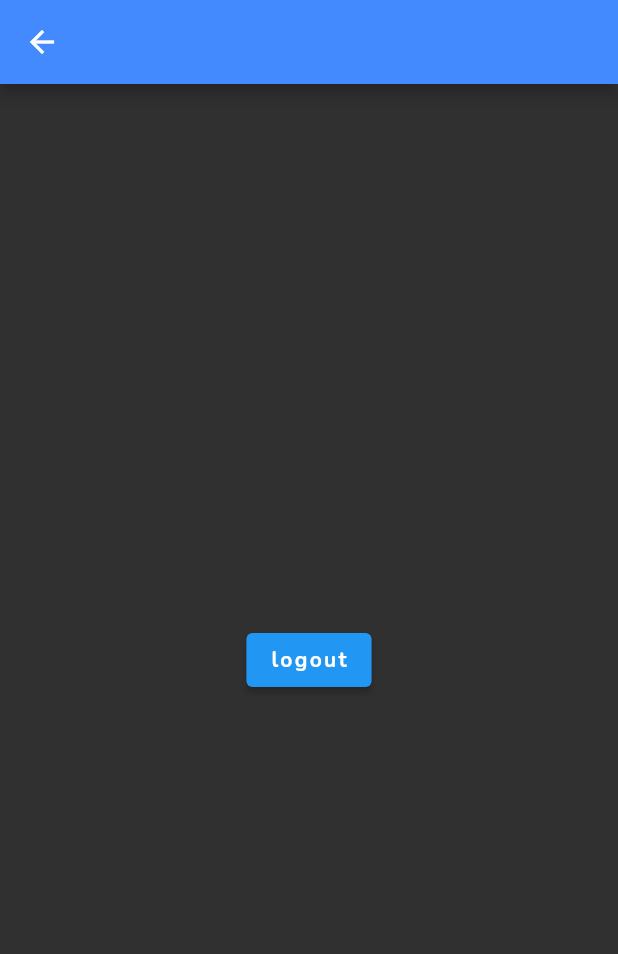
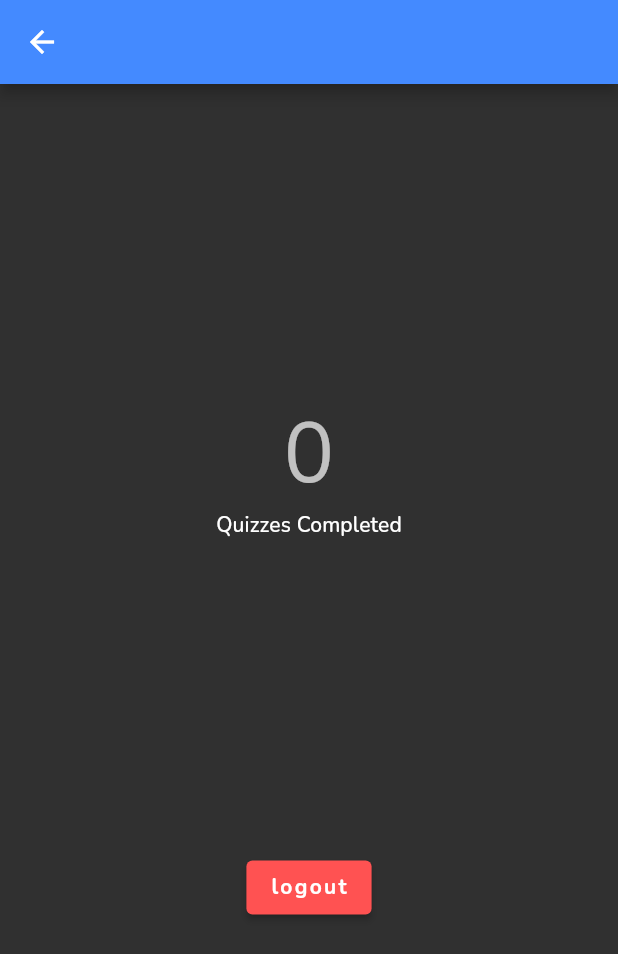
Before and after one commit to Umid0vic/quizapp, a Flutter app: the screen it shows once a user with an empty profile is signed in, after a tap on an icon or button, on a phone screen of 412 x 824 dp. Shown: the top 954 px of the screen. Run offline on Flutter 3.47's test engine with Material 2 defaults, Android fonts, the phone set to English and light mode, and no system bars; our stand-ins replace cloud_firestore, firebase_auth, firebase_core, font_awesome_flutter, google_fonts, google_sign_in and 1 more; accounts and stored records are empty; network calls fail.

Commit message:
working with google sign in

```diff
--- a/lib/screens/login/login.dart
+++ b/lib/screens/login/login.dart
@@ -14,14 +14,25 @@ class LoginScreen extends StatelessWidget {
           crossAxisAlignment: CrossAxisAlignment.stretch,
           mainAxisAlignment: MainAxisAlignment.spaceEvenly,
           children: [
+            const Spacer(),
             const FlutterLogo(
               size: 150,
             ),
+            const Spacer(),
             LoginButton(
-              icon: FontAwesomeIcons.userNinja,
-              text: 'Continue as Guest',
-              loginMethod: AuthService().anonLogin,
-              color: Colors.deepPurple,
+              text: 'Sign in with Google',
+              icon: FontAwesomeIcons.google,
+              color: Colors.blue,
+              loginMethod: AuthService().googleLogin,
+            ),
+            Padding(
+              padding: const EdgeInsets.only(top: 15),
+              child: LoginButton(
+                text: 'Continue as Guest',
+                icon: FontAwesomeIcons.userNinja,
+                loginMethod: AuthService().anonLogin,
+                color: Colors.deepPurple,
+              ),
             ),
           ],
         ),
--- a/lib/screens/profile/profile.dart
+++ b/lib/screens/profile/profile.dart
@@ -1,4 +1,5 @@
 import 'package:flutter/material.dart';
+import 'package:provider/provider.dart';
 import 'package:quizapp/services/services.dart';
 import 'package:quizapp/shared/shared.dart';
 
@@ -12,6 +13,7 @@ class ProfileScreen extends StatefulWidget {
 class _ProfileScreenState extends State<ProfileScreen> {
   @override
   Widget build(BuildContext context) {
+    var report = Provider.of<Report>(context);
     var user = AuthService().user;
 
     if (user != null) {
@@ -21,7 +23,21 @@ class _ProfileScreenState extends State<ProfileScreen> {
           title: Text(user.displayName ?? 'Guest'),
         ),
         body: Center(
-          child: ElevatedButton(
+          child: Column(
+            mainAxisAlignment: MainAxisAlignment.spaceEvenly,
+            crossAxisAlignment: CrossAxisAlignment.center,
+            children: [
+              const Spacer(),
+              Text('${report.total}',
+                  style: Theme.of(context).textTheme.headline2),
+              Text('Quizzes Completed',
+                  style: Theme.of(context).textTheme.subtitle2),
+              const Spacer(),
+              ElevatedButton(
+                style: ButtonStyle(
+                  backgroundColor: MaterialStateProperty.all(Colors.redAccent),
+                  overlayColor: MaterialStateProperty.all(Colors.red),
+                ),
                 child: const Text('logout'),
                 onPressed: () async {
                   await AuthService().signOut();
@@ -31,6 +47,9 @@ class _ProfileScreenState extends State<ProfileScreen> {
                   }
                 },
               ),
+              const Spacer(),
+            ],
+          ),
         ),
       );
     } else {
--- a/lib/services/auth.dart
+++ b/lib/services/auth.dart
@@ -1,4 +1,6 @@
 import 'package:firebase_auth/firebase_auth.dart';
+import 'package:google_sign_in/google_sign_in.dart';
+
 
 class AuthService {
   final userStream = FirebaseAuth.instance.authStateChanges();
@@ -13,6 +15,25 @@ class AuthService {
     }
   }
 
+  // Google sign in
+  Future<void> googleLogin() async {
+    try {
+      final googleUser = await GoogleSignIn().signIn();
+
+      if (googleUser == null) return;
+
+      final googleAuth = await googleUser.authentication;
+      final authCredential = GoogleAuthProvider.credential(
+        accessToken: googleAuth.accessToken,
+        idToken: googleAuth.idToken,
+      );
+
+      await FirebaseAuth.instance.signInWithCredential(authCredential);
+    } on FirebaseAuthException catch (_) {
+      // handle error
+    }
+  }
+
   Future<void> signOut() async {
     await FirebaseAuth.instance.signOut();
   }
```
Lines whose indentation alone changed are shown as unchanged.
